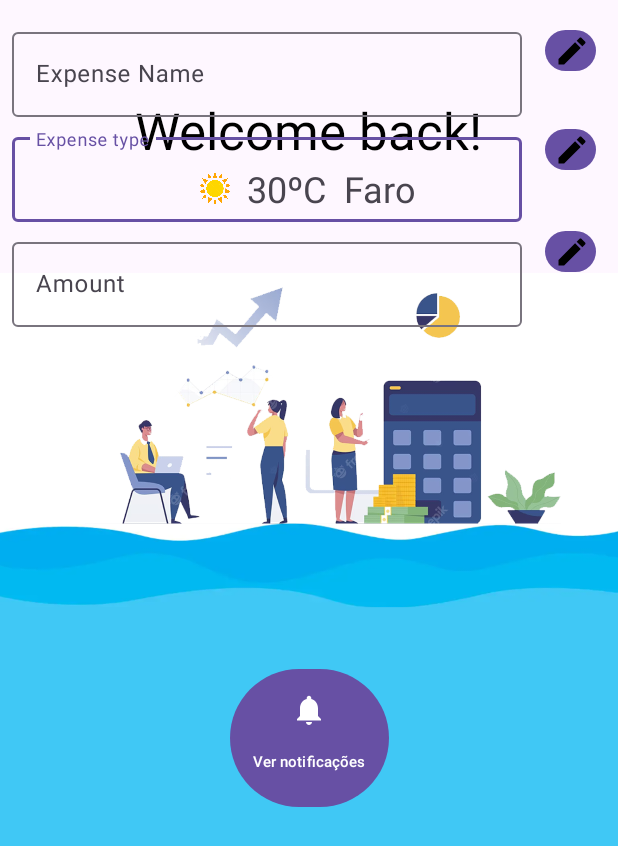
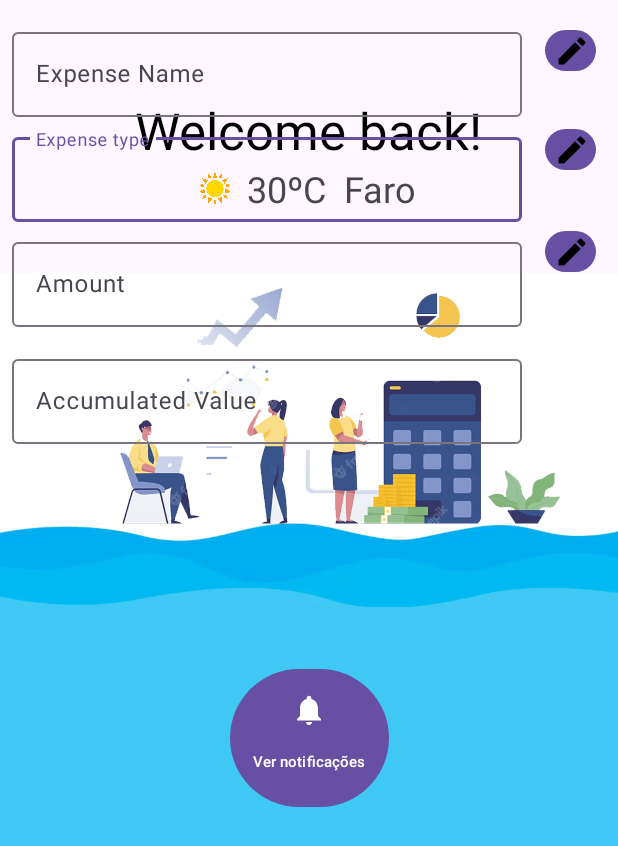
Before and after one commit to andregod/AppBudgetV2, an Android app: the fragment VerDespesaFragment placed in its activity, after a tap on an icon or button, on a phone screen of 412 x 824 dp. Shown: the top 846 px of the screen. Run offline under Robolectric (Android 15) with nearby library versions, the phone set to English and light mode, and no system bars; our stand-ins replace navigation-ui; 5 statements that could not run were skipped; 1 other tap on this screen came first.

Commit message:
Alterar atualizado mas com problema de navegação

```diff
--- a/app/src/main/java/com/example/appbudgetv2/VerDespesaFragment.kt
+++ b/app/src/main/java/com/example/appbudgetv2/VerDespesaFragment.kt
@@ -58,7 +58,12 @@ class VerDespesaFragment : Fragment() {
 
         binding.NomeDespesa.setText(despesa.nomeDespesa)
         binding.textViewVerTipoDespesa.setText(despesa.tipo)
+        binding.textViewVerValorMaximoDespesa.setText(despesa.valorTotal.toString())
         binding.textViewVerValorDespesa.setText(despesa.valorAcumulado.toString())
+
+        val valorAcumulado = binding.textViewVerValorDespesa
+        valorAcumulado.isEnabled = false
+
 
         val NomeDespesa = binding.NomeDespesa
         NomeDespesa.isEnabled = false
@@ -66,8 +71,8 @@ class VerDespesaFragment : Fragment() {
         val textViewVerTipoDespesa = binding.textViewVerTipoDespesa
         textViewVerTipoDespesa.isEnabled = false
 
-        val textViewVerValorDespesa = binding.textViewVerValorDespesa
-        textViewVerValorDespesa.isEnabled = false
+        val textViewVerValorMaximoDespesa = binding.textViewVerValorMaximoDespesa
+        textViewVerValorMaximoDespesa.isEnabled = false
 
         val BotaoNomeDespesa=binding.buttonWithIcon
 
@@ -84,7 +89,7 @@ class VerDespesaFragment : Fragment() {
         val BotaotextViewVerValorDespesa=binding.buttonWithIcon3
 
         BotaotextViewVerValorDespesa.setOnClickListener {
-            textViewVerValorDespesa.isEnabled = true
+            textViewVerValorMaximoDespesa.isEnabled = true
         }
 
         val rootView = binding.root
@@ -156,18 +161,19 @@ class VerDespesaFragment : Fragment() {
     private fun desabilitarEdicaoCampos() {
         binding.NomeDespesa.isEnabled = false
         binding.textViewVerTipoDespesa.isEnabled = false
-        binding.textViewVerValorDespesa.isEnabled = false
+        binding.textViewVerValorMaximoDespesa.isEnabled = false
     }
     private fun salvarAlteracoes(){
         val NomeDespesa = binding.NomeDespesa.text.toString()
         val textViewVerTipoDespesa = binding.textViewVerTipoDespesa.text.toString()
-        val textViewVerValorDespesa = binding.textViewVerValorDespesa.text.toString().toDouble()
+        val textViewVerValorMaximoDespesa = binding.textViewVerValorMaximoDespesa.text.toString().toDouble()
 
-        if( despesa.nomeDespesa!=NomeDespesa || despesa.tipo!=textViewVerTipoDespesa ||despesa.valorAcumulado != textViewVerValorDespesa) {
+        if( despesa.nomeDespesa!=NomeDespesa || despesa.tipo!=textViewVerTipoDespesa ||despesa.valorAcumulado != textViewVerValorMaximoDespesa) {
             val despesa = despesa!!
             despesa.nomeDespesa = NomeDespesa
             despesa.tipo = textViewVerTipoDespesa
-            despesa.valorAcumulado = textViewVerValorDespesa
+            despesa.valorAcumulado = despesa.valorAcumulado
+            despesa.valorTotal=textViewVerValorMaximoDespesa
 
             alteraDespesa(despesa)
         }
--- a/app/src/main/res/layout/fragment_ver_despesa.xml
+++ b/app/src/main/res/layout/fragment_ver_despesa.xml
@@ -97,10 +97,38 @@
         app:layout_constraintTop_toBottomOf="@+id/textInputLayout2">
 
         <com.google.android.material.textfield.TextInputEditText
+            android:id="@+id/textViewVerValorMaximoDespesa"
+            android:layout_width="match_parent"
+            android:layout_height="wrap_content"
+            android:hint="@string/ValorTotal"
+            android:inputType="number|numberSigned" />
+    </com.google.android.material.textfield.TextInputLayout>
+
+    <com.google.android.material.textfield.TextInputLayout
+        android:id="@+id/textInputLayout"
+        android:layout_width="0dp"
+        android:layout_height="wrap_content"
+        android:layout_marginStart="8dp"
+        android:layout_marginEnd="64dp"
+        app:layout_constraintEnd_toEndOf="parent"
+        app:layout_constraintStart_toStartOf="parent"
+        app:layout_constraintTop_toBottomOf="@+id/textInputLayout3"/>
+
+    <com.google.android.material.textfield.TextInputLayout
+        android:layout_width="0dp"
+        android:layout_height="wrap_content"
+        android:layout_marginStart="8dp"
+        android:layout_marginTop="16dp"
+        android:layout_marginEnd="64dp"
+        app:layout_constraintEnd_toEndOf="parent"
+        app:layout_constraintStart_toStartOf="parent"
+        app:layout_constraintTop_toBottomOf="@+id/textInputLayout3">
+
+        <com.google.android.material.textfield.TextInputEditText
             android:id="@+id/textViewVerValorDespesa"
             android:layout_width="match_parent"
             android:layout_height="wrap_content"
-            android:hint="@string/ValorTotal" />
+            android:hint="@string/Valor_Acumulado" />
     </com.google.android.material.textfield.TextInputLayout>
 
 </androidx.constraintlayout.widget.ConstraintLayout>
--- a/app/src/main/res/values/strings.xml
+++ b/app/src/main/res/values/strings.xml
@@ -40,6 +40,8 @@
     <string name="erro_eliminar_Despesa">Error deleting Expense</string>
     <string name="Aviso_Eliminar_Despesa">Are you sure you want to delete the Expense?</string>
     <string name="Eliminar_Despesa_label">Delete Expense</string>
+    <string name="Valor_Acumulado">Accumulated Value</string>
+
 
 
 </resources>
```
